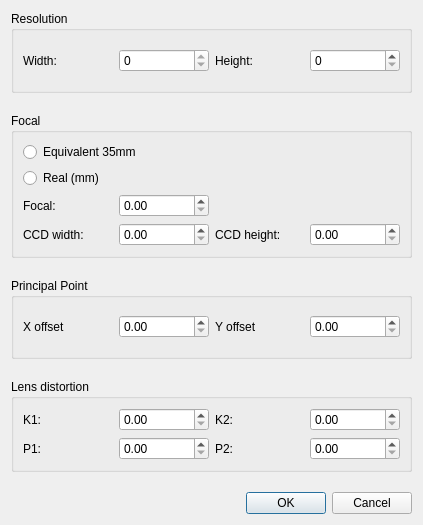
Before: the Qt Designer form relight/focaldialog.ui in cnr-isti-vclab/relight, drawn with Qt 5.
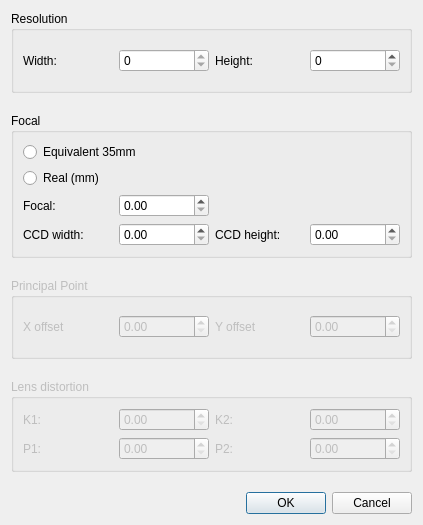
After: the same form once the commit is applied.

Commit message: disabled lens corrections

Patch:
```diff
--- a/relight/focaldialog.ui
+++ b/relight/focaldialog.ui
@@ -18,7 +18,10 @@
     <number>20</number>
    </property>
    <item row="3" column="0">
-    <widget class="QGroupBox" name="groupBox_2">
+    <widget class="QGroupBox" name="principal_point">
+     <property name="enabled">
+      <bool>false</bool>
+     </property>
      <property name="title">
       <string>Principal Point</string>
      </property>
@@ -57,7 +60,10 @@
     </widget>
    </item>
    <item row="4" column="0">
-    <widget class="QGroupBox" name="groupBox_4">
+    <widget class="QGroupBox" name="lens_distortion">
+     <property name="enabled">
+      <bool>false</bool>
+     </property>
      <property name="title">
       <string>Lens distortion</string>
      </property>
```
The commit also changes 1 other file.
